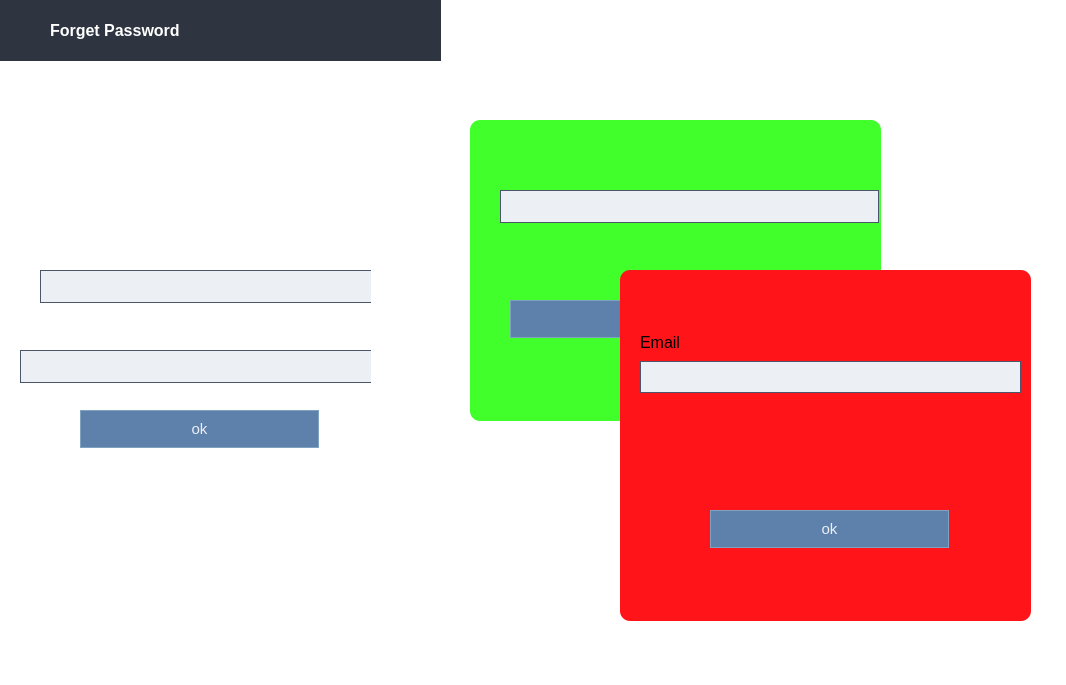
The window that School_System/ui/ForgotPasswordDialog.ui (KasperJack/School-Management-System) describes before a commit, drawn with Qt 5.
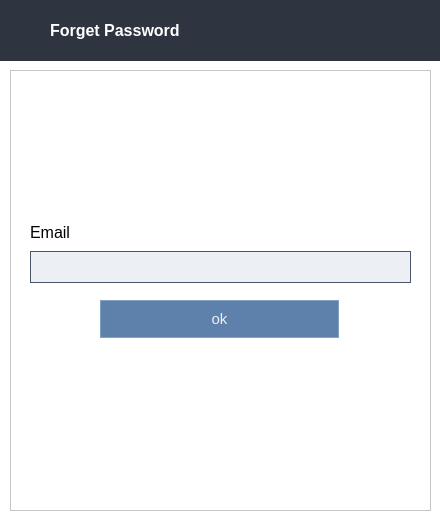
The same window after the commit. Icons and pictures are not drawn.

Diff of the .ui file:
```diff
--- a/School_System/ui/ForgotPasswordDialog.ui
+++ b/School_System/ui/ForgotPasswordDialog.ui
@@ -6,8 +6,8 @@
    <rect>
     <x>0</x>
     <y>0</y>
-    <width>1066</width>
-    <height>685</height>
+    <width>440</width>
+    <height>519</height>
    </rect>
   </property>
   <property name="windowTitle">
@@ -18,8 +18,6 @@
     background-color:rgb(255, 255, 255); /* Light Gray for Light Mode */
     color: #000000;           /* Black Text */
     font-family: &quot;Segoe UI&quot;, Arial, sans-serif;
-    font-size: 12pt;
-border-radius: 10px;
 }</string>
   </property>
   <widget class="QWidget" name="widget_2" native="true">
@@ -82,14 +80,14 @@
   <widget class="QFrame" name="frame">
    <property name="geometry">
     <rect>
-     <x>620</x>
-     <y>270</y>
-     <width>411</width>
-     <height>351</height>
+     <x>10</x>
+     <y>70</y>
+     <width>421</width>
+     <height>441</height>
     </rect>
    </property>
    <property name="styleSheet">
-    <string notr="true">background-color: rgb(255, 21, 25);</string>
+    <string notr="true"/>
    </property>
    <property name="frameShape">
     <enum>QFrame::Shape::StyledPanel</enum>
@@ -101,7 +99,7 @@
     <property name="geometry">
      <rect>
       <x>20</x>
-      <y>60</y>
+      <y>150</y>
       <width>381</width>
       <height>63</height>
      </rect>
@@ -153,7 +151,7 @@
     <property name="geometry">
      <rect>
       <x>90</x>
-      <y>240</y>
+      <y>230</y>
       <width>239</width>
       <height>38</height>
      </rect>
@@ -211,28 +209,34 @@
      <string>ok</string>
     </property>
    </widget>
-   <widget class="QLineEdit" name="warnning">
+   <widget class="QLabel" name="warnning">
     <property name="geometry">
      <rect>
-      <x>100</x>
-      <y>170</y>
-      <width>211</width>
-      <height>34</height>
+      <x>20</x>
+      <y>390</y>
+      <width>371</width>
+      <height>41</height>
      </rect>
     </property>
+    <property name="styleSheet">
+     <string notr="true">color: rgb(255, 0, 0);</string>
+    </property>
+    <property name="text">
+     <string/>
+    </property>
    </widget>
   </widget>
   <widget class="QFrame" name="frame_2">
    <property name="geometry">
     <rect>
-     <x>470</x>
-     <y>120</y>
-     <width>411</width>
-     <height>301</height>
+     <x>10</x>
+     <y>70</y>
+     <width>421</width>
+     <height>441</height>
     </rect>
    </property>
    <property name="styleSheet">
-    <string notr="true">background-color: rgb(64, 255, 43);</string>
+    <string notr="true"/>
    </property>
    <property name="frameShape">
     <enum>QFrame::Shape::StyledPanel</enum>
@@ -243,9 +247,9 @@
    <widget class="QLineEdit" name="email_field_2">
     <property name="geometry">
      <rect>
-      <x>30</x>
-      <y>70</y>
-      <width>379</width>
+      <x>50</x>
+      <y>190</y>
+      <width>311</width>
       <height>33</height>
      </rect>
     </property>
@@ -276,8 +280,8 @@
    <widget class="QPushButton" name="check_mail_button_3">
     <property name="geometry">
      <rect>
-      <x>40</x>
-      <y>180</y>
+      <x>90</x>
+      <y>260</y>
       <width>239</width>
       <height>38</height>
      </rect>
@@ -339,10 +343,10 @@
   <widget class="QFrame" name="frame_3">
    <property name="geometry">
     <rect>
-     <x>20</x>
+     <x>10</x>
      <y>70</y>
-     <width>351</width>
-     <height>431</height>
+     <width>421</width>
+     <height>441</height>
     </rect>
    </property>
    <property name="frameShape">
@@ -355,7 +359,7 @@
     <property name="geometry">
      <rect>
       <x>20</x>
-      <y>200</y>
+      <y>140</y>
       <width>379</width>
       <height>33</height>
      </rect>
@@ -387,8 +391,8 @@
    <widget class="QLineEdit" name="email_field_4">
     <property name="geometry">
      <rect>
-      <x>0</x>
-      <y>280</y>
+      <x>20</x>
+      <y>190</y>
       <width>379</width>
       <height>33</height>
      </rect>
@@ -420,8 +424,8 @@
    <widget class="QPushButton" name="check_mail_button_2">
     <property name="geometry">
      <rect>
-      <x>60</x>
-      <y>340</y>
+      <x>90</x>
+      <y>260</y>
       <width>239</width>
       <height>38</height>
      </rect>
```
Left out of the diff: 82 changed lines with no effect on the pictures.
